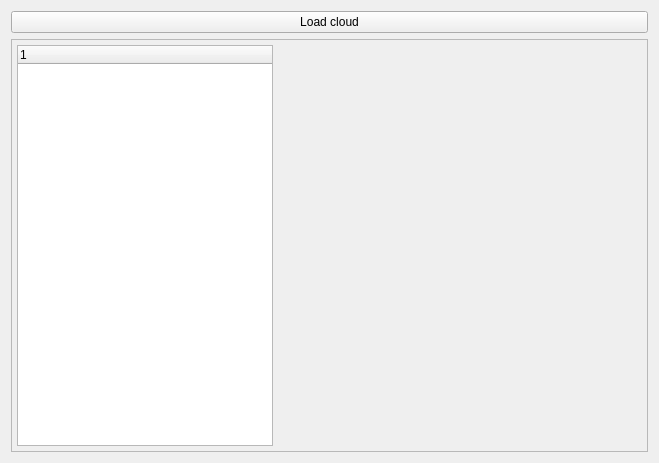
The window that curve/curvewindow.ui (SoloMainDeveloper/TurbineQC) describes before a commit, drawn with Qt 5.
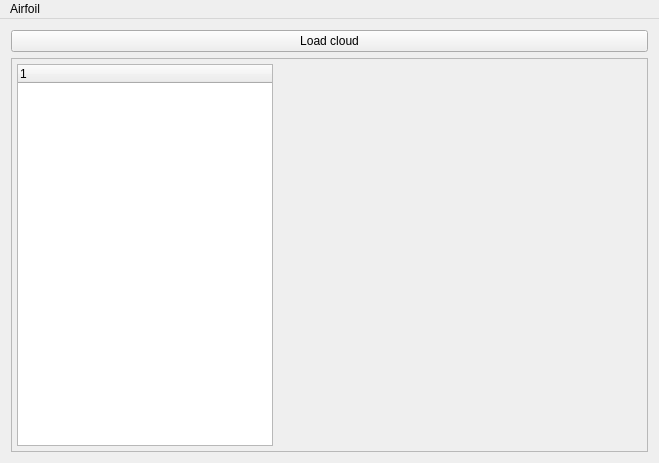
The same window after the commit. Custom widgets are drawn as their Qt base class.

```diff
--- a/curve/curvewindow.ui
+++ b/curve/curvewindow.ui
@@ -89,6 +89,28 @@
     </item>
    </layout>
   </widget>
+  <widget class="QMenuBar" name="menuBar">
+   <property name="geometry">
+    <rect>
+     <x>0</x>
+     <y>0</y>
+     <width>659</width>
+     <height>21</height>
+    </rect>
+   </property>
+   <widget class="QMenu" name="menuAirfoil">
+    <property name="title">
+     <string>Airfoil</string>
+    </property>
+    <addaction name="actionAssignTolerancesToNominal"/>
+   </widget>
+   <addaction name="menuAirfoil"/>
+  </widget>
+  <action name="actionAssignTolerancesToNominal">
+   <property name="text">
+    <string>Assign tolerances to nominal</string>
+   </property>
+  </action>
  </widget>
  <layoutdefault spacing="6" margin="11"/>
  <customwidgets>
```
